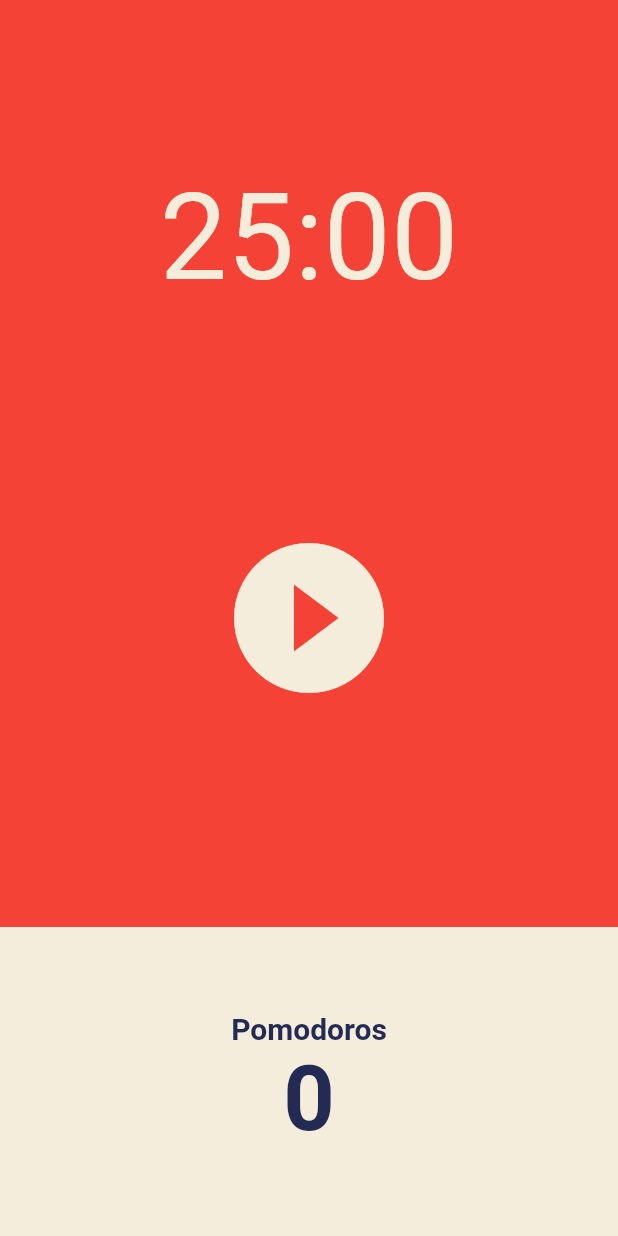
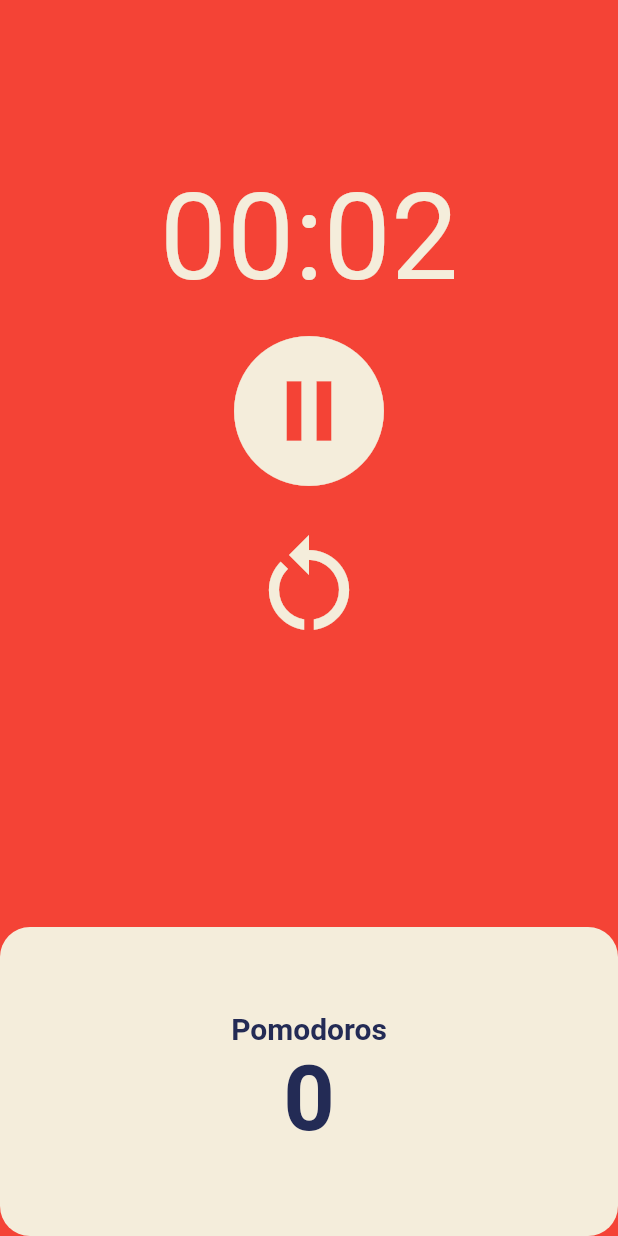
Before and after one commit to insubkim/Hello_Flutter, a Flutter app: the screen it shows after launch, after a tap on the "play circle filled" icon, on a phone screen of 412 x 824 dp. Run offline on Flutter 3.47's test engine with Material 2 defaults, Android fonts, the phone set to English and light mode, and no system bars.

Commit message:
feat : made pomodoro

```diff
--- a/lib/main.dart
+++ b/lib/main.dart
@@ -20,7 +20,7 @@ class App extends StatelessWidget {
         ),
         cardColor: const Color(0xFFF4EDDB),
       ),
-      home: const Scaffold(
+      home: Scaffold(
         body: Center(
           child: HomeScreen(),
         ),
--- a/lib/screens/home_screen.dart
+++ b/lib/screens/home_screen.dart
@@ -1,7 +1,61 @@
+import 'dart:async';
+
 import 'package:flutter/material.dart';
 
-class HomeScreen extends StatelessWidget {
+class HomeScreen extends StatefulWidget {
   const HomeScreen({super.key});
+
+  @override
+  State<HomeScreen> createState() => _HomeScreenState();
+}
+
+class _HomeScreenState extends State<HomeScreen> {
+  static const int twentyfive = 3;
+  int pomorodo = 0;
+  int totalSeconds = twentyfive;
+  bool isRunning = false;
+  late Timer timer;
+
+  String format(int seconds) {
+    var duration = Duration(seconds: seconds);
+    print(duration.toString().split('.').first.substring(2));
+    return duration.toString().split('.').first.substring(2);
+  }
+
+  void reset() {
+    setState(() {
+      totalSeconds = twentyfive;
+      isRunning = false;
+    });
+    timer.cancel();
+  }
+
+  void onTick(Timer timer) {
+    if (totalSeconds == 0) {
+      setState(() {
+        pomorodo++;
+        totalSeconds = twentyfive;
+        isRunning = false;
+      });
+      timer.cancel();
+    } else {
+      setState(() {
+        totalSeconds--;
+      });
+    }
+  }
+
+  void onStartPressed() {
+    timer = Timer.periodic(const Duration(seconds: 1), onTick);
+    isRunning = true;
+  }
+
+  void onPausePressed() {
+    timer.cancel();
+    setState(() {
+      isRunning = false;
+    });
+  }
 
   @override
   Widget build(BuildContext context) {
@@ -15,7 +69,7 @@ class HomeScreen extends StatelessWidget {
                 alignment: Alignment.bottomCenter,
                 decoration: const BoxDecoration(),
                 child: Text(
-                  '25:00',
+                  format(totalSeconds),
                   style: TextStyle(
                     color: Theme.of(context).cardColor,
                     fontSize: 80,
@@ -26,16 +80,33 @@ class HomeScreen extends StatelessWidget {
             Flexible(
               flex: 2,
               child: Center(
-                child: Container(
-                  decoration: const BoxDecoration(),
-                  child: IconButton(
-                    iconSize: 120,
-                    color: Theme.of(context).cardColor,
-                    onPressed: () {},
-                    icon: const Icon(
-                      Icons.play_circle_fill_outlined,
+                child: Column(
+                  children: [
+                    Container(
+                      decoration: const BoxDecoration(),
+                      child: IconButton(
+                        iconSize: 120,
+                        color: Theme.of(context).cardColor,
+                        onPressed: isRunning ? onPausePressed : onStartPressed,
+                        icon: Icon(
+                          isRunning
+                              ? Icons.pause_circle_filled_outlined
+                              : Icons.play_circle_fill_outlined,
+                        ),
+                      ),
                     ),
-                  ),
+                    Container(
+                      decoration: const BoxDecoration(),
+                      child: IconButton(
+                        iconSize: 80,
+                        color: Theme.of(context).cardColor,
+                        onPressed: reset,
+                        icon: const Icon(
+                          Icons.restart_alt,
+                        ),
+                      ),
+                    ),
+                  ],
                 ),
               ),
             ),
@@ -46,6 +117,7 @@ class HomeScreen extends StatelessWidget {
                     child: Container(
                       decoration: BoxDecoration(
                         color: Theme.of(context).cardColor,
+                        borderRadius: BorderRadius.circular(20),
                       ),
                       child: Column(
                         mainAxisAlignment: MainAxisAlignment.center,
@@ -62,7 +134,7 @@ class HomeScreen extends StatelessWidget {
                             ),
                           ),
                           Text(
-                            '0',
+                            '$pomorodo',
                             style: TextStyle(
                               fontSize: 60,
                               color: Theme.of(context)
```
